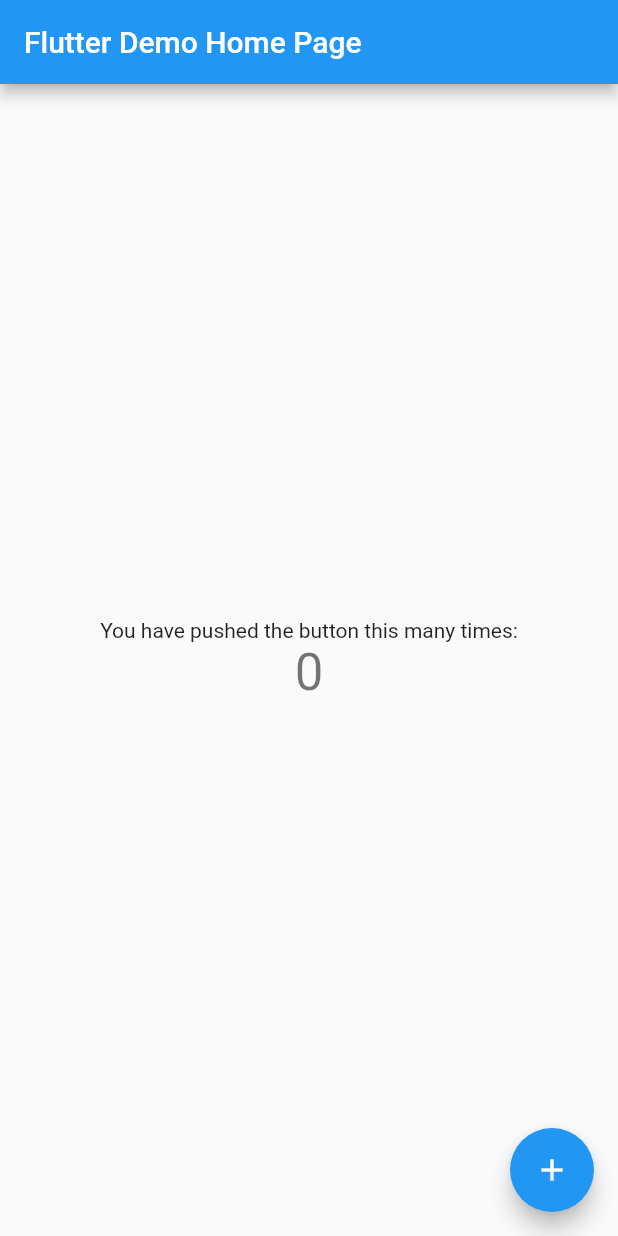
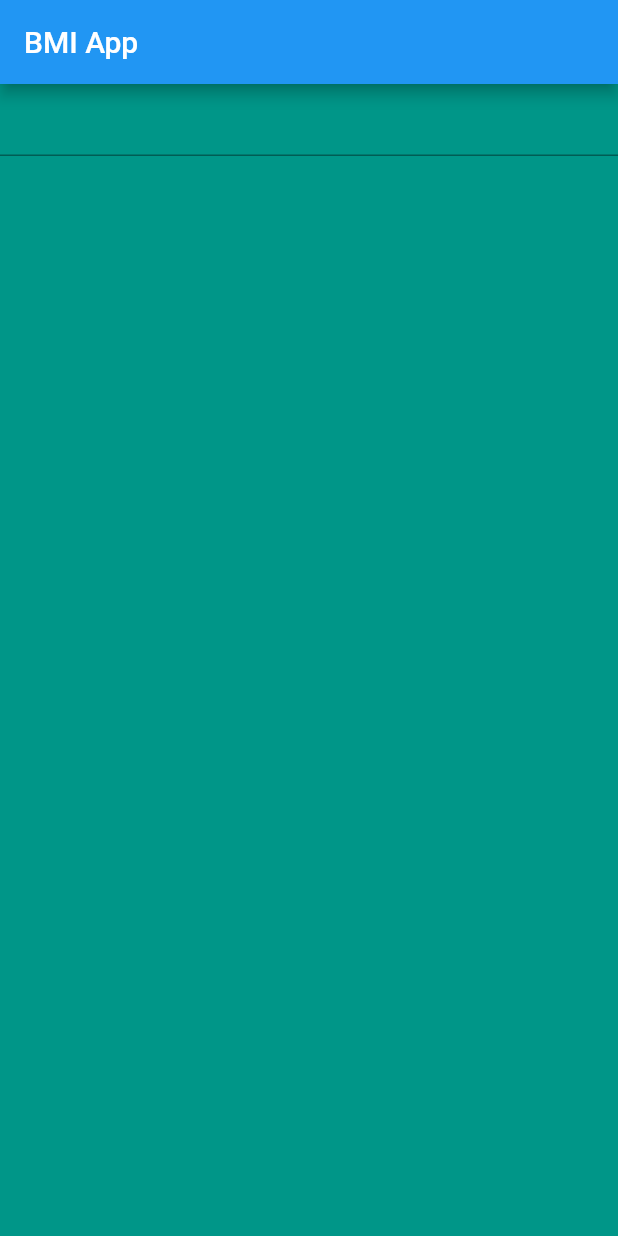
Before and after one commit to Sayyad-Amin/sp21-bcs-015, a Flutter app: the screen it shows after launch, on a phone screen of 412 x 824 dp. Run offline on Flutter 3.47's test engine with Material 2 defaults, Android fonts, the phone set to English and light mode, and no system bars; our stand-ins replace assets_audio_player; statements that could not run were skipped.

Commit message:
removing redundent code

```diff
--- a/bmi_app/lib/main.dart
+++ b/bmi_app/lib/main.dart
@@ -1,115 +1,48 @@
 import 'package:flutter/material.dart';
 
 void main() {
-  runApp(const MyApp());
+  runApp( MyApp());
 }
 
 class MyApp extends StatelessWidget {
-  const MyApp({super.key});
 
-  // This widget is the root of your application.
   @override
   Widget build(BuildContext context) {
     return MaterialApp(
       title: 'Flutter Demo',
       theme: ThemeData(
-        // This is the theme of your application.
-        //
-        // Try running your application with "flutter run". You'll see the
-        // application has a blue toolbar. Then, without quitting the app, try
-        // changing the primarySwatch below to Colors.green and then invoke
-        // "hot reload" (press "r" in the console where you ran "flutter run",
-        // or simply save your changes to "hot reload" in a Flutter IDE).
-        // Notice that the counter didn't reset back to zero; the application
-        // is not restarted.
         primarySwatch: Colors.blue,
       ),
-      home: const MyHomePage(title: 'Flutter Demo Home Page'),
+      home: MyHomePage(),
     );
   }
 }
 
 class MyHomePage extends StatefulWidget {
-  const MyHomePage({super.key, required this.title});
-
-  // This widget is the home page of your application. It is stateful, meaning
-  // that it has a State object (defined below) that contains fields that affect
-  // how it looks.
-
-  // This class is the configuration for the state. It holds the values (in this
-  // case the title) provided by the parent (in this case the App widget) and
-  // used by the build method of the State. Fields in a Widget subclass are
-  // always marked "final".
-
-  final String title;
 
   @override
   State<MyHomePage> createState() => _MyHomePageState();
 }
 
 class _MyHomePageState extends State<MyHomePage> {
-  int _counter = 0;
 
-  void _incrementCounter() {
-    setState(() {
-      // This call to setState tells the Flutter framework that something has
-      // changed in this State, which causes it to rerun the build method below
-      // so that the display can reflect the updated values. If we changed
-      // _counter without calling setState(), then the build method would not be
-      // called again, and so nothing would appear to happen.
-      _counter++;
-    });
-  }
 
   @override
   Widget build(BuildContext context) {
-    // This method is rerun every time setState is called, for instance as done
-    // by the _incrementCounter method above.
-    //
-    // The Flutter framework has been optimized to make rerunning build methods
-    // fast, so that you can just rebuild anything that needs updating rather
-    // than having to individually change instances of widgets.
     return Scaffold(
       appBar: AppBar(
-        // Here we take the value from the MyHomePage object that was created by
-        // the App.build method, and use it to set our appbar title.
-        title: Text(widget.title),
+        title: Text('BMI App'),
       ),
-      body: Center(
-        // Center is a layout widget. It takes a single child and positions it
-        // in the middle of the parent.
+      body: Container(
+        color: Colors.teal,
         child: Column(
-          // Column is also a layout widget. It takes a list of children and
-          // arranges them vertically. By default, it sizes itself to fit its
-          // children horizontally, and tries to be as tall as its parent.
-          //
-          // Invoke "debug painting" (press "p" in the console, choose the
-          // "Toggle Debug Paint" action from the Flutter Inspector in Android
-          // Studio, or the "Toggle Debug Paint" command in Visual Studio Code)
-          // to see the wireframe for each widget.
-          //
-          // Column has various properties to control how it sizes itself and
-          // how it positions its children. Here we use mainAxisAlignment to
-          // center the children vertically; the main axis here is the vertical
-          // axis because Columns are vertical (the cross axis would be
-          // horizontal).
-          mainAxisAlignment: MainAxisAlignment.center,
-          children: <Widget>[
-            const Text(
-              'You have pushed the button this many times:',
-            ),
-            Text(
-              '$_counter',
-              style: Theme.of(context).textTheme.headlineMedium,
-            ),
+          children: [
+            TextField(
+              controller: ,
+            )
           ],
         ),
-      ),
-      floatingActionButton: FloatingActionButton(
-        onPressed: _incrementCounter,
-        tooltip: 'Increment',
-        child: const Icon(Icons.add),
-      ), // This trailing comma makes auto-formatting nicer for build methods.
+      )
     );
   }
 }
```
